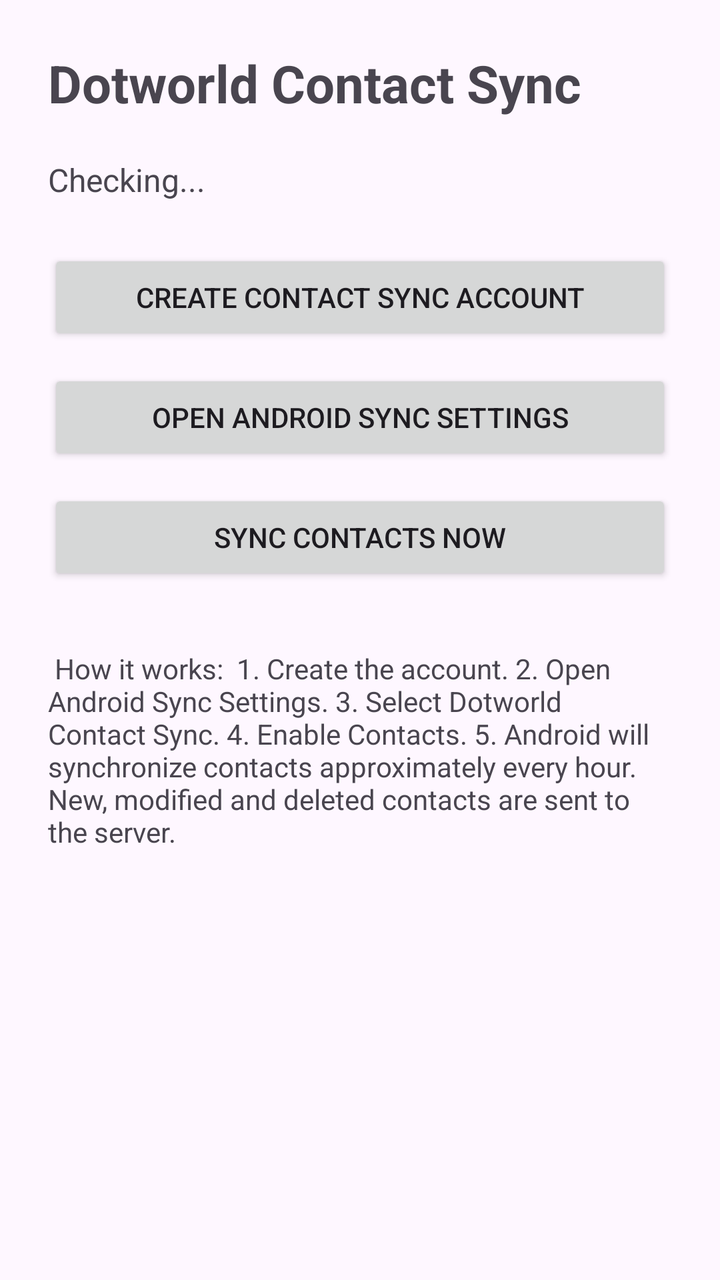
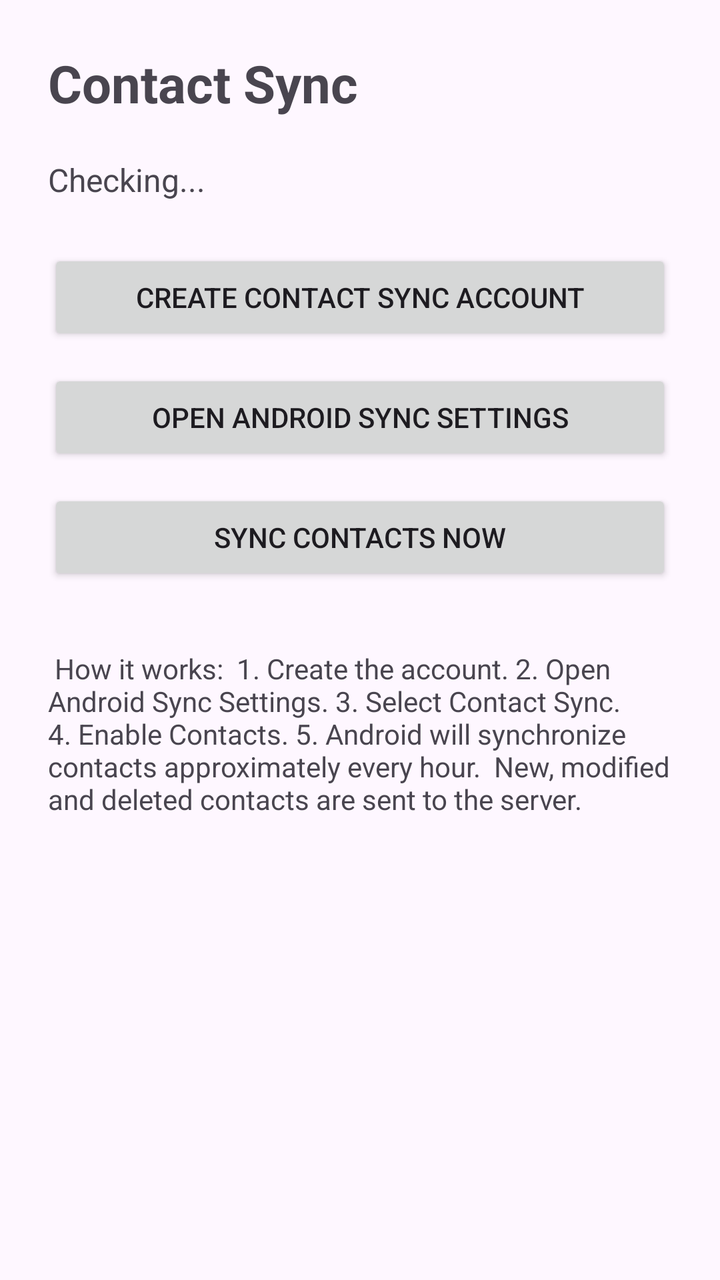

Screens rendered from an Android XML layout before and after an edit, with the pre-edit source and the edit as a unified diff.
<!-- AndroidManifest.xml: application theme Theme.ContactSync -->
<!-- res/layout/activity_main.xml -->
<?xml version="1.0" encoding="utf-8"?>
<ScrollView xmlns:android="http://schemas.android.com/apk/res/android"

    android:layout_width="match_parent"
    android:layout_height="match_parent"

    android:fillViewport="true">

    <LinearLayout
        android:layout_width="match_parent"
        android:layout_height="wrap_content"

        android:orientation="vertical"

        android:padding="24dp">


        <TextView
            android:layout_width="match_parent"
            android:layout_height="wrap_content"

            android:text="Dotworld Contact Sync"

            android:textSize="26sp"

            android:textStyle="bold" />


        <TextView
            android:id="@+id/statusText"

            android:layout_width="match_parent"
            android:layout_height="wrap_content"

            android:layout_marginTop="20dp"

            android:text="Checking..."

            android:textSize="16sp" />


        <Button
            android:id="@+id/createAccountButton"

            android:layout_width="match_parent"
            android:layout_height="wrap_content"

            android:layout_marginTop="24dp"

            android:text="@string/create_account" />


        <Button
            android:id="@+id/openSettingsButton"

            android:layout_width="match_parent"
            android:layout_height="wrap_content"

            android:layout_marginTop="12dp"

            android:text="@string/open_sync_settings" />


        <Button
            android:id="@+id/syncNowButton"

            android:layout_width="match_parent"
            android:layout_height="wrap_content"

            android:layout_marginTop="12dp"

            android:text="@string/sync_now" />


        <TextView
            android:layout_width="match_parent"
            android:layout_height="wrap_content"

            android:layout_marginTop="32dp"

            android:text="
How it works:

1. Create the account.
2. Open Android Sync Settings.
3. Select Dotworld Contact Sync.
4. Enable Contacts.
5. Android will synchronize contacts approximately every hour.

New, modified and deleted contacts are sent to the server."

            android:textSize="14sp" />

    </LinearLayout>

</ScrollView>
<!-- resources referenced by this layout -->
<resources>
  <string name="create_account">Create Contact Sync Account</string>
  <string name="open_sync_settings">Open Android Sync Settings</string>
  <string name="sync_now">Sync Contacts Now</string>
  <style name="Theme.ContactSync" parent="Base.Theme.ContactSync" />
  <style name="Base.Theme.ContactSync" parent="Theme.Material3.DayNight.NoActionBar">
          
          
      </style>
</resources>

<!-- the commit's change to res/layout/activity_main.xml (unified diff, before → after) -->
@@ -19,7 +19,7 @@
             android:layout_width="match_parent"
             android:layout_height="wrap_content"
 
-            android:text="Dotworld Contact Sync"
+            android:text="Contact Sync"
 
             android:textSize="26sp"
 
@@ -83,7 +83,7 @@
 
 1. Create the account.
 2. Open Android Sync Settings.
-3. Select Dotworld Contact Sync.
+3. Select Contact Sync.
 4. Enable Contacts.
 5. Android will synchronize contacts approximately every hour.
 
